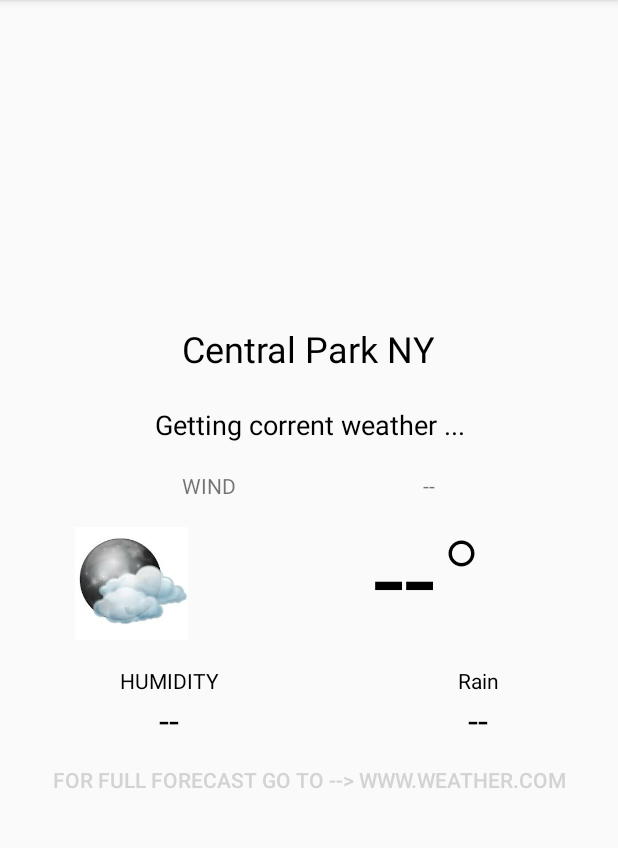
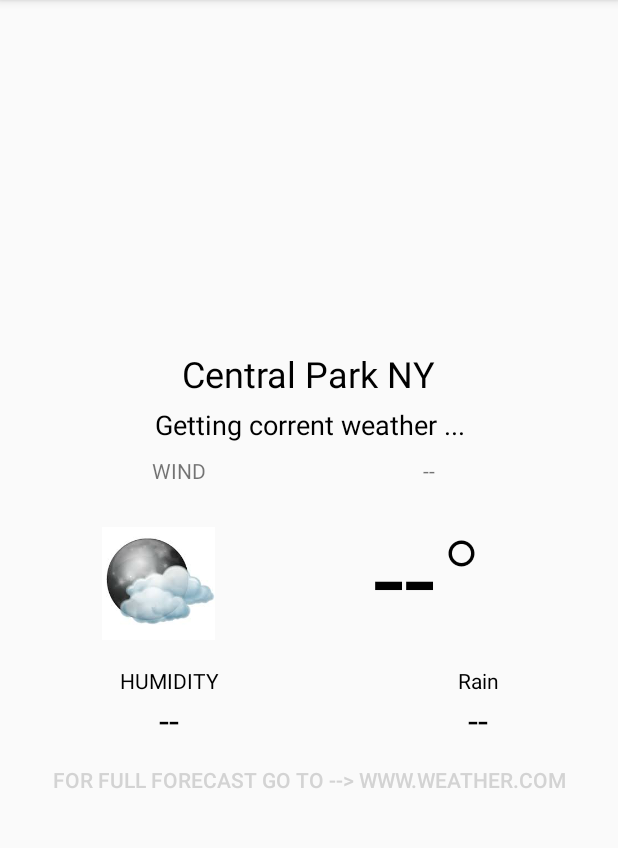
Before and after one commit to ahhhlvin/CardMAE, an Android app: the screen it shows after launch (MainActivity), on a phone screen of 412 x 824 dp, the part 84-932 px from its top. Run offline under Robolectric (Android 15) with nearby library versions, the light colour scheme and no system bars; our stand-ins replace ButterKnife; libraries missing offline, so code that uses them is left out: com.squareup.okhttp; 4 statements that could not run were skipped.

Commit message:
Layout fixed

```diff
--- a/app/src/main/res/layout/activity_main.xml
+++ b/app/src/main/res/layout/activity_main.xml
@@ -31,7 +31,7 @@
             android:id="@+id/locationLabel"
             android:textColor="#000000"
             android:textSize="24sp"
-            android:layout_marginBottom="22dp"
+            android:layout_marginBottom="5dp"
             android:layout_above="@+id/summaryLabel"
             android:layout_centerHorizontal="true"/>
 
@@ -40,7 +40,7 @@
             android:layout_height="75dp"
             android:id="@+id/icon_image_view"
             android:src="@mipmap/cloudy_night"
-            android:layout_marginLeft="50dp"
+            android:layout_marginLeft="68dp"
             android:background="@null"
             android:layout_marginStart="63dp"
             android:layout_alignTop="@+id/degree_image_view"
@@ -120,7 +120,7 @@
     <Button
         android:layout_width="fill_parent"
         android:layout_height="wrap_content"
-        android:text="For full forecast go to --> www.weather.com"
+        android:text="@string/button_weather"
         android:background="@null"
         android:textColor="#d3d3d3"
         android:id="@+id/bt_website"
@@ -133,6 +133,8 @@
         android:layout_height="wrap_content"
         android:text="WIND"
         android:id="@+id/tv_wind"
+        android:layout_marginLeft="-20dp"
+        android:layout_marginBottom="10dp"
         android:layout_above="@+id/temperatureLabel"
         android:layout_alignStart="@+id/locationLabel"/>
 
--- a/app/src/main/res/values/strings.xml
+++ b/app/src/main/res/values/strings.xml
@@ -6,5 +6,6 @@
     <string name="error_ok">Ok</string>
     <string name="network_unavailable">Network is unavailable!</string>
     <string name="error_message">There was an error. Please try again.</string>
+    <string name="button_weather"><![CDATA[For full forecast go to --> www.weather.com]]></string>
 
 </resources>
```
